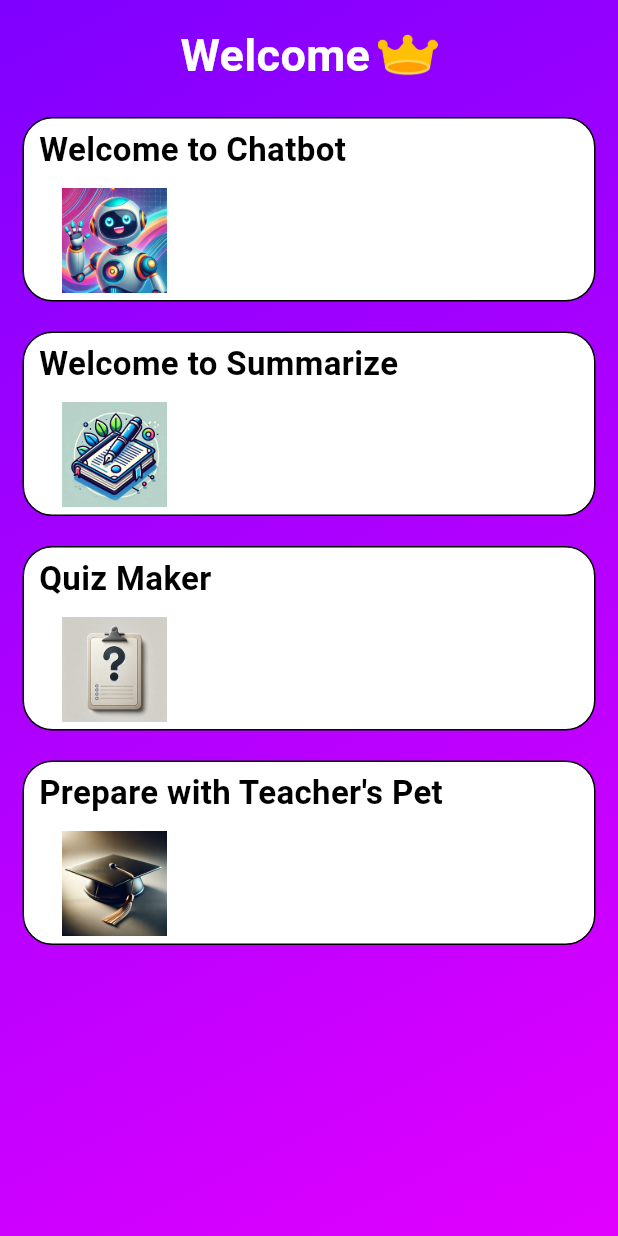
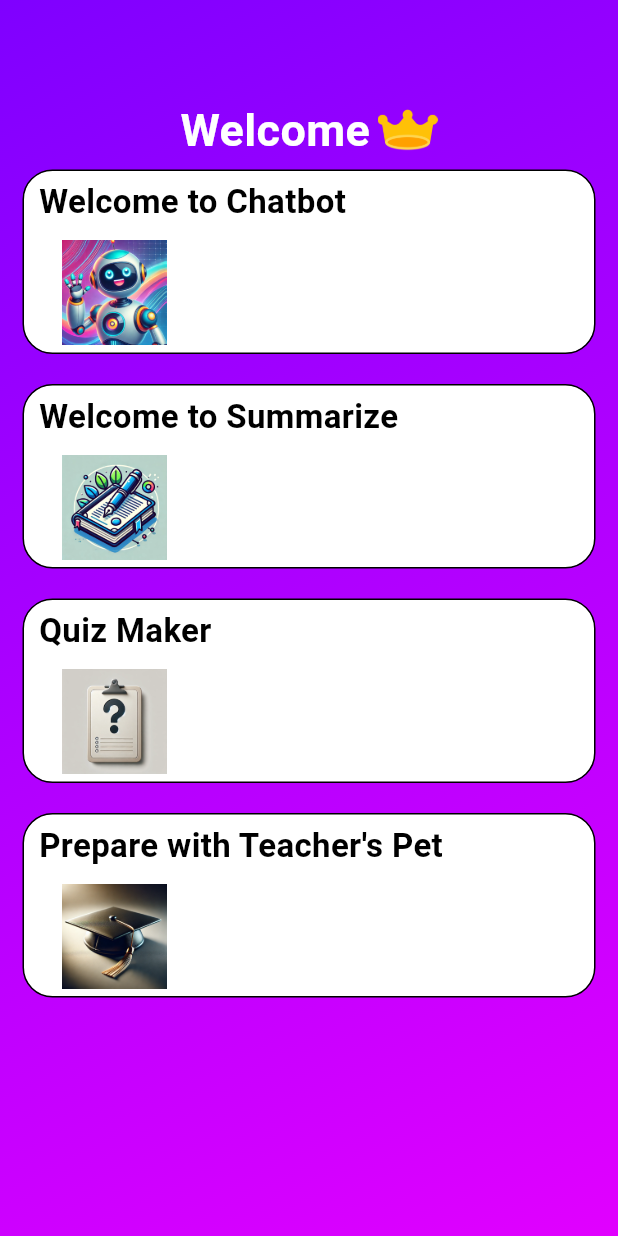
Before and after one commit to Simra-Rizwan/chatbot_code, a Flutter app: the WelcomeScreen screen opened directly, on a phone screen of 412 x 824 dp. Run offline on Flutter 3.47's test engine with Material 3 defaults, Android fonts, the phone set to English and light mode, and no system bars; our stand-ins replace carousel_slider, cloud_firestore, file_picker, firebase_auth, firebase_core, firebase_messaging and 5 more; accounts and stored records are empty.

Commit message:
updated and new screens

```diff
--- a/lib/login_screen.dart
+++ b/lib/login_screen.dart
@@ -1,5 +1,6 @@
 import 'package:custfyp/providers/auth_service_provider.dart';
 import 'package:custfyp/signup_screen.dart';
+import 'package:custfyp/welcome_screen.dart';
 import 'package:custfyp/widgets/auth_text_field.dart';
 import 'package:custfyp/widgets/password_text_field.dart';
 import 'package:custfyp/widgets/unfocus_keyboard.dart';
@@ -385,6 +386,10 @@ class _LoginScreenState extends State<LoginScreen> {
             password: _passwordController.text,
             context: context,
           );
+      Navigator.pushReplacement(
+        context,
+        MaterialPageRoute(builder: (context) => WelcomeScreen()), // Replace 'WelcomeScreen' with your actual welcome screen widget
+      );
     }
   }
 }
--- a/lib/services/dialog_service.dart
+++ b/lib/services/dialog_service.dart
@@ -37,7 +37,11 @@ Future<void> showLogoutConfirmationDialog(BuildContext context) async {
             onPressed: () async{
               // Navigator.pushReplacementNamed(context, '/login');
                 await context.read<AuthServiceProvider>().signOut();
-                Navigator.of(context).pop();
+                Navigator.of(context).pushNamedAndRemoveUntil(
+                  '/login', // Replace this with your login route name
+                      (route) => false, // Remove all routes
+                );
+                // Navigator.of(context).pop();
               },
           ),
         ],
--- a/lib/welcome_screen.dart
+++ b/lib/welcome_screen.dart
@@ -55,7 +55,9 @@ class _WelcomeScreenState extends State<WelcomeScreen> {
             child: Column(
               crossAxisAlignment: CrossAxisAlignment.center,
               children: [
-                Row(
+                Padding(
+                  padding: const EdgeInsets.only(top: 50.0), // Add top padding here
+                  child: Row(
                     mainAxisAlignment: MainAxisAlignment.center,
                     children: [
                       const Text(
@@ -76,8 +78,9 @@ class _WelcomeScreenState extends State<WelcomeScreen> {
                       ),
                     ],
                   ),
+                ),
                 const SizedBox(
-                  height: 20,
+                  height: 5,
                 ),
                 ListView.separated(
                   shrinkWrap: true,
```
Lines whose indentation alone changed are shown as unchanged.
